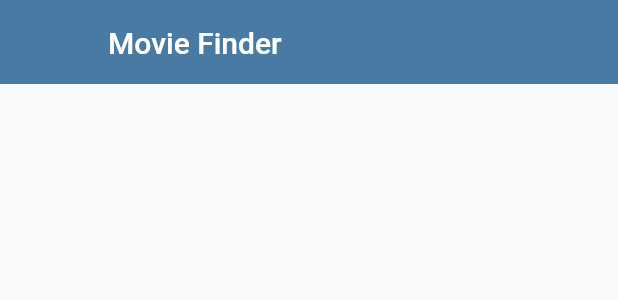
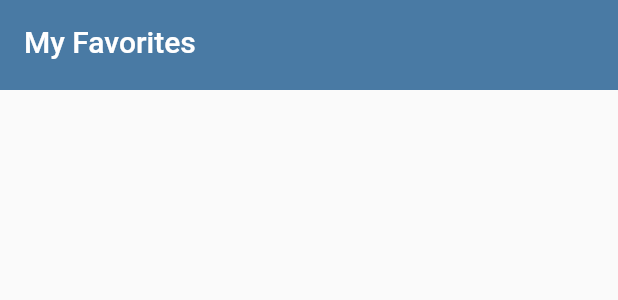
Before and after one commit to chunghaw-tseng/MovieFinder, a Flutter app: the FavoritesView widget shown alone on an empty page, opened directly, on a phone screen of 412 x 824 dp. Shown: the top 300 px of the screen. Run offline on Flutter 3.47's test engine with Material 2 defaults, Android fonts, the phone set to English and light mode, and no system bars; our stand-ins replace bloc, cached_network_image, curved_navigation_bar, equatable, flutter_bloc, sqflite; accounts and stored records are empty; network calls fail.

```diff
--- a/lib/blocs/favorites/favorite_bloc.dart
+++ b/lib/blocs/favorites/favorite_bloc.dart
@@ -15,21 +15,35 @@ class FavoriteBloc extends Bloc<FavoriteEvent, FavoriteState> {
       yield* _mapFavoriteAddedToState(event.movie);
     } else if (event is FavoriteMovieDeleted) {
       yield* _mapFavoriteDeletedToState(event.id);
+    } else if (event is FavoriteMovieFound) {
+      yield* _mapFavoriteStatusToState(event.id);
     }
   }
 
   Stream<FavoriteState> _mapFavoriteLoadedToState() async* {
     try {
-      final favorites = await DBProvider.db.getallFavoriteMovies();
+      final List<Movie> favorites = await DBProvider.db.getallFavoriteMovies();
       yield FavoriteMovieLoadSuccess(favMovies: favorites);
     } catch (_) {
       yield FavoriteLoadFailureState();
     }
   }
 
+  // Stream to check if the movie has been favorited
+  Stream<FavoriteState> _mapFavoriteStatusToState(int id) async* {
+    try {
+      final List<Movie> isFav = await DBProvider.db.findFavoriteMovie(id);
+      print("Gotten favorite response $isFav");
+      yield FavoriteMovieLoadSuccess(favMovies: isFav);
+    } catch (e) {
+      yield FavoriteLoadFailureState();
+    }
+  }
+
   Stream<FavoriteState> _mapFavoriteAddedToState(Movie movie) async* {
     if (state is FavoriteMovieLoadSuccess) {
-      final updatedMovies = await DBProvider.db.newFavoriteMovie(movie);
+      final List<Movie> updatedMovies =
+          await DBProvider.db.newFavoriteMovie(movie);
       yield FavoriteMovieLoadSuccess(favMovies: updatedMovies);
     }
   }
--- a/lib/blocs/favorites/favorite_event.dart
+++ b/lib/blocs/favorites/favorite_event.dart
@@ -19,6 +19,15 @@ class FavoriteMovieDeleted extends FavoriteEvent {
   List<Object> get props => [id];
 }
 
+class FavoriteMovieFound extends FavoriteEvent {
+  final int id;
+
+  const FavoriteMovieFound({@required this.id}) : assert(id != null);
+
+  @override
+  List<Object> get props => [id];
+}
+
 class FavoriteMovieAdded extends FavoriteEvent {
   final Movie movie;
 
--- a/lib/views/favorites_view.dart
+++ b/lib/views/favorites_view.dart
@@ -3,7 +3,8 @@ import 'package:flutter_bloc/flutter_bloc.dart';
 import 'package:moviefinder/blocs/blocs.dart';
 
 class FavoritesView extends StatefulWidget {
-  FavoritesView({Key key}) : super(key: key);
+  final Image bannerImg;
+  FavoritesView({Key key, this.bannerImg}) : super(key: key);
 
   @override
   _FavoritesViewState createState() => _FavoritesViewState();
@@ -13,7 +14,7 @@ class _FavoritesViewState extends State<FavoritesView> {
   @override
   void initState() {
     super.initState();
-    // BlocProvider.of<FavoriteBloc>(context).add(FavoriteMoviesRequested());
+    BlocProvider.of<FavoriteBloc>(context).add(FavoriteMoviesRequested());
   }
 
   @override
@@ -22,41 +23,42 @@ class _FavoritesViewState extends State<FavoritesView> {
       child: CustomScrollView(
         slivers: [
           SliverAppBar(
-              expandedHeight: 30.0,
-              flexibleSpace: FlexibleSpaceBar(
-                title: Text("Movie Finder"),
-              )),
-          // BlocBuilder<FavoriteBloc, FavoriteState>(
-          //   // ignore: missing_return
-          //   builder: (context, state) {
-          //     if (state is FavoriteLoadInProgressState) {
-          //       return SliverFillRemaining(
-          //           child: Center(child: CircularProgressIndicator()));
-          //     }
-          //     if (state is FavoriteMovieLoadSuccess) {
-          //       final info = state.responseData;
-          //       print("Favorites $info");
-          //       return SliverList(
-          //         delegate: SliverChildBuilderDelegate(
-          //           (BuildContext context, int index) {
-          //             return Container(
-          //               child: Text(info[index].title),
-          //             );
-          //           },
-          //           childCount: info.length,
-          //         ),
-          //       );
-          //     }
-          //     if (state is InfoLoadFailureState) {
-          //       return SliverFillRemaining(
-          //           child: Center(
-          //               child: Text(
-          //         'Something went wrong!',
-          //         style: TextStyle(color: Colors.red),
-          //       )));
-          //     }
-          //   },
-          // ),
+              pinned: true,
+              floating: true,
+              expandedHeight: 60.0,
+              title: Text("My Favorites"),
+              flexibleSpace: FlexibleSpaceBar(background: widget.bannerImg)),
+          BlocBuilder<FavoriteBloc, FavoriteState>(
+            // ignore: missing_return
+            builder: (context, state) {
+              if (state is FavoriteLoadInProgressState) {
+                return SliverFillRemaining(
+                    child: Center(child: CircularProgressIndicator()));
+              }
+              if (state is FavoriteMovieLoadSuccess) {
+                final info = state.favMovies;
+                print("Favorites $info");
+                return SliverList(
+                  delegate: SliverChildBuilderDelegate(
+                    (BuildContext context, int index) {
+                      return Container(
+                        child: Text(info[index].title),
+                      );
+                    },
+                    childCount: info.length,
+                  ),
+                );
+              }
+              if (state is InfoLoadFailureState) {
+                return SliverFillRemaining(
+                    child: Center(
+                        child: Text(
+                  'Something went wrong!',
+                  style: TextStyle(color: Colors.red),
+                )));
+              }
+            },
+          ),
         ],
       ),
     );
--- a/pubspec.yaml
+++ b/pubspec.yaml
@@ -52,7 +52,8 @@ flutter:
 
   # To add assets to your application, add an assets section, like this:
   assets:
-    - lib/assets/images/banner.jpg
+    - assets/images/banner.jpg
+    - assets/images/fav_banner.jpg
   #   - images/a_dot_burr.jpeg
   #   - images/a_dot_ham.jpeg
 
```
Also changed, not shown: lib/db/database.dart (+10 -4 lines), lib/views/discover_view.dart (+41 -16 lines), lib/views/main_view.dart (+25 -1 lines), lib/views/moviedetails_view.dart (+96 -0 lines), lib/widgets/discover/movie_element.dart (+9 -10 lines), lib/widgets/moviedetails/movieinfo.dart (added, +91 -0 lines), lib/widgets/moviedetails/rating_widget.dart (added, +36 -0 lines), lib/widgets/moviedetails/vertical_information.dart (added, +24 -0 lines), assets/images/banner.jpg (added), assets/images/banner_orig.jpg (renamed from lib/assets/images/banner.jpg), assets/images/fav_banner.jpg (added), assets/images/fav_banner_orig.jpg (added).
